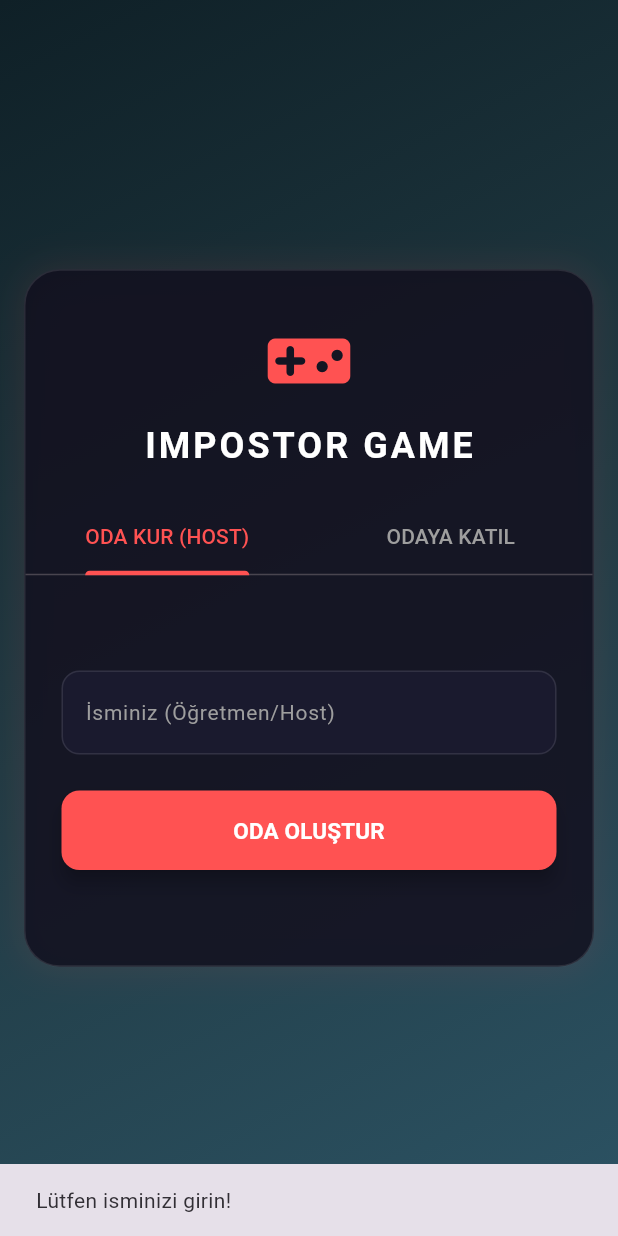
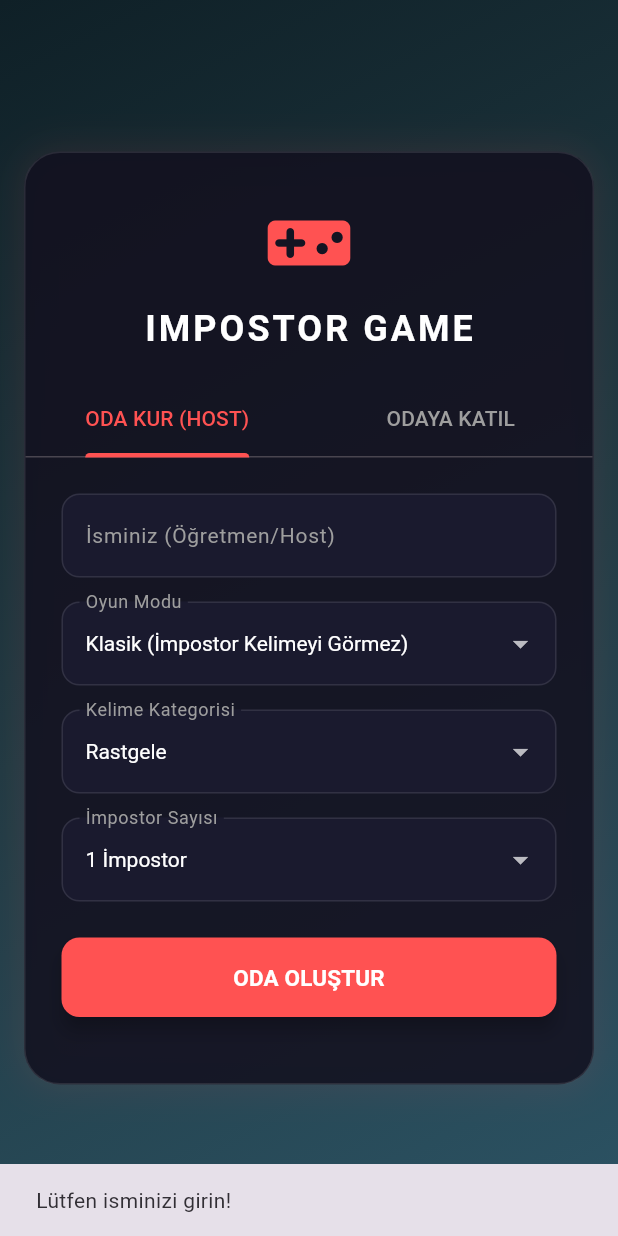
Before and after one commit to TubaYlmaz/imposter_game, a Flutter app: the screen it shows after launch, after a tap on "ODA OLUŞTUR", on a phone screen of 412 x 824 dp. Run offline on Flutter 3.47's test engine with Material 3 defaults, Android fonts, the phone set to English and light mode, and no system bars.

Commit message:
feat: kategori secimi, coklu imposter ve yakin kelime modu eklendi

```diff
--- a/lib/screens/host_login_screen.dart
+++ b/lib/screens/host_login_screen.dart
@@ -1,8 +1,10 @@
 // lib/screens/host_login_screen.dart
 
+import 'dart:convert';
 import 'package:flutter/material.dart';
+import 'package:flutter/services.dart'; // dictionary.json okumak için eklendi kanka
 import 'host_screen.dart';
-import 'player_screen.dart'; // 👈 En üstteki importların arasına ekle kanka
+import 'player_screen.dart';
 
 class HostLoginScreen extends StatefulWidget {
   const HostLoginScreen({super.key});
@@ -17,10 +19,39 @@ class _HostLoginScreenState extends State<HostLoginScreen> with SingleTickerProv
   final TextEditingController _playerNameController = TextEditingController();
   final TextEditingController _roomCodeController = TextEditingController();
 
+  // =========================================================================
+  // ⚙️ YENİ EKLENEN YER: HOST AYAR DEĞİŞKENLERİ
+  // =========================================================================
+  String _selectedMod = 'Klasik';
+  String _selectedCategory = 'Rastgele';
+  int _selectedImpostorCount = 1;
+
+  final List<String> _oyunModlari = ['Klasik', 'Yakin Kelime'];
+  List<String> _kategoriler = ['Rastgele'];
+  bool _isJsonLoading = true; // JSON yüklenirken bekletmek için kanka
+  // =========================================================================
+
   @override
   void initState() {
     super.initState();
     _tabController = TabController(length: 2, vsync: this);
+    _kategorileriYukle(); // Ekran açılır açılmaz JSON'ı tarıyoruz kanka 🔥
+  }
+
+  // JSON dosyasının içindeki kategori isimlerini dinamik çeken fonksiyon kanka
+  Future<void> _kategorileriYukle() async {
+    try {
+      final String response = await rootBundle.loadString('dictionary.json');
+      final Map<String, dynamic> data = json.decode(response);
+
+      setState(() {
+        _kategoriler = ['Rastgele', ...data.keys.toList()];
+        _isJsonLoading = false;
+      });
+    } catch (e) {
+      debugPrint("JSON okuma hatası kanka: $e");
+      setState(() { _isJsonLoading = false; });
+    }
   }
 
   @override
@@ -35,7 +66,6 @@ class _HostLoginScreenState extends State<HostLoginScreen> with SingleTickerProv
   @override
   Widget build(BuildContext context) {
     return Scaffold(
-      // Arka planı tamamen özelleştirmek için body'i Container ile sarıp gradyan veriyoruz
       body: Container(
         width: double.infinity,
         height: double.infinity,
@@ -43,7 +73,6 @@ class _HostLoginScreenState extends State<HostLoginScreen> with SingleTickerProv
           gradient: LinearGradient(
             begin: Alignment.topLeft,
             end: Alignment.bottomRight,
-            // Oyun merkezine yakışacak derin lacivert, mor ve siyaha çalan tonlar
             colors: [
               Color(0xFF0F2027),
               Color(0xFF203A43),
@@ -55,14 +84,12 @@ class _HostLoginScreenState extends State<HostLoginScreen> with SingleTickerProv
           child: SingleChildScrollView(
             child: Padding(
               padding: const EdgeInsets.all(16.0),
-              // Merkez Kutusu (Card)
               child: Container(
                 constraints: const BoxConstraints(maxWidth: 450),
                 decoration: BoxDecoration(
-                  // Kutu biraz şeffaf olsun ki arkadaki gradyan derinlik katsın (Glow efekti)
                   color: const Color(0xFF0F0F1E).withOpacity(0.85),
                   borderRadius: BorderRadius.circular(24),
-                  border: Border.all(color: Colors.white10, width: 1), // İnce şık bir kenarlık
+                  border: Border.all(color: Colors.white10, width: 1),
                   boxShadow: [
                     BoxShadow(
                       color: Colors.redAccent.withOpacity(0.1),
@@ -96,17 +123,31 @@ class _HostLoginScreenState extends State<HostLoginScreen> with SingleTickerProv
                       ],
                     ),
 
-                    // Sekme İçerikleri
-                    SizedBox(
-                      height: 260,
-                      child: TabBarView(
-                        controller: _tabController,
+                    // JSON yüklenirken spinner dönüyor, yüklenince içerik geliyor kanka
+                    _isJsonLoading
+                        ? const Padding(
+                            padding: EdgeInsets.all(40.0),
+                            child: CircularProgressIndicator(color: Colors.redAccent),
+                          )
+                        : IntrinsicHeight(
+                            child: SizedBox(
+                              // Dropdownlar gelince sığması için yüksekliği otomatik veya daha esnek bıraktık kanka
+                              width: double.infinity,
+                              child: AnimatedBuilder(
+                                animation: _tabController,
+                                builder: (context, child) {
+                                  return IndexedStack(
+                                    index: _tabController.index,
                                     children: [
                                       _buildHostForm(),
                                       _buildJoinForm(),
                                     ],
+                                  );
+                                },
                               ),
                             ),
+                          ),
+                    const SizedBox(height: 20),
                   ],
                 ),
               ),
@@ -117,14 +158,17 @@ class _HostLoginScreenState extends State<HostLoginScreen> with SingleTickerProv
     );
   }
 
-  // 1. Sekme: ODA KURMA FORMU
+  // 1. Sekme: ODA KURMA FORMU (YENİ SEÇENEKLERLE BERABER 🚀)
   Widget _buildHostForm() {
     return Padding(
       padding: const EdgeInsets.all(24.0),
+      child: Theme(
+        data: Theme.of(context).copyWith(canvasColor: const Color(0xFF1A1A2E)),
         child: Column(
           mainAxisAlignment: MainAxisAlignment.center,
           crossAxisAlignment: CrossAxisAlignment.stretch,
           children: [
+            // İsim Girişi
             TextField(
               controller: _hostNameController,
               style: const TextStyle(color: Colors.white),
@@ -133,17 +177,64 @@ class _HostLoginScreenState extends State<HostLoginScreen> with SingleTickerProv
                 labelStyle: const TextStyle(color: Colors.grey, fontSize: 14),
                 filled: true,
                 fillColor: const Color(0xFF1A1A2E),
-              focusedBorder: OutlineInputBorder(
-                borderRadius: BorderRadius.circular(12),
-                borderSide: const BorderSide(color: Colors.redAccent, width: 2),
-              ),
-              enabledBorder: OutlineInputBorder(
-                borderRadius: BorderRadius.circular(12),
-                borderSide: const BorderSide(color: Colors.white10),
+                focusedBorder: OutlineInputBorder(borderRadius: BorderRadius.circular(12), borderSide: const BorderSide(color: Colors.redAccent, width: 2)),
+                enabledBorder: OutlineInputBorder(borderRadius: BorderRadius.circular(12), borderSide: const BorderSide(color: Colors.white10)),
               ),
             ),
+            const SizedBox(height: 16),
+
+            // 1. Oyun Modu Seçimi Dropdown
+            DropdownButtonFormField<String>(
+              value: _selectedMod,
+              style: const TextStyle(color: Colors.white, fontSize: 14),
+              decoration: InputDecoration(
+                labelText: 'Oyun Modu',
+                labelStyle: const TextStyle(color: Colors.grey),
+                filled: true,
+                fillColor: const Color(0xFF1A1A2E),
+                enabledBorder: OutlineInputBorder(borderSide: const BorderSide(color: Colors.white10), borderRadius: BorderRadius.circular(12)),
+                focusedBorder: OutlineInputBorder(borderSide: const BorderSide(color: Colors.redAccent, width: 2), borderRadius: BorderRadius.circular(12)),
+              ),
+              items: _oyunModlari.map((mod) => DropdownMenuItem(value: mod, child: Text(mod == 'Klasik' ? 'Klasik (İmpostor Kelimeyi Görmez)' : 'Yakın Kelime (Farklı Kelime)'))).toList(),
+              onChanged: (val) => setState(() => _selectedMod = val!),
+            ),
+            const SizedBox(height: 16),
+
+            // 2. Kategori Seçimi Dropdown (JSON'dan Dinamik Besleniyor kanka)
+            DropdownButtonFormField<String>(
+              value: _selectedCategory,
+              style: const TextStyle(color: Colors.white, fontSize: 14),
+              decoration: InputDecoration(
+                labelText: 'Kelime Kategorisi',
+                labelStyle: const TextStyle(color: Colors.grey),
+                filled: true,
+                fillColor: const Color(0xFF1A1A2E),
+                enabledBorder: OutlineInputBorder(borderSide: const BorderSide(color: Colors.white10), borderRadius: BorderRadius.circular(12)),
+                focusedBorder: OutlineInputBorder(borderSide: const BorderSide(color: Colors.redAccent, width: 2), borderRadius: BorderRadius.circular(12)),
+              ),
+              items: _kategoriler.map((kat) => DropdownMenuItem(value: kat, child: Text(kat))).toList(),
+              onChanged: (val) => setState(() => _selectedCategory = val!),
+            ),
+            const SizedBox(height: 16),
+
+            // 3. İmpostor Sayısı Seçimi Dropdown
+            DropdownButtonFormField<int>(
+              value: _selectedImpostorCount,
+              style: const TextStyle(color: Colors.white, fontSize: 14),
+              decoration: InputDecoration(
+                labelText: 'İmpostor Sayısı',
+                labelStyle: const TextStyle(color: Colors.grey),
+                filled: true,
+                fillColor: const Color(0xFF1A1A2E),
+                enabledBorder: OutlineInputBorder(borderSide: const BorderSide(color: Colors.white10), borderRadius: BorderRadius.circular(12)),
+                focusedBorder: OutlineInputBorder(borderSide: const BorderSide(color: Colors.redAccent, width: 2), borderRadius: BorderRadius.circular(12)),
+              ),
+              items: [1, 2, 3].map((count) => DropdownMenuItem(value: count, child: Text('$count İmpostor'))).toList(),
+              onChanged: (val) => setState(() => _selectedImpostorCount = val!),
             ),
             const SizedBox(height: 24),
+
+            // ODA OLUŞTUR BUTONU
             ElevatedButton(
               onPressed: () {
                 if (_hostNameController.text.trim().isEmpty) {
@@ -152,9 +243,18 @@ class _HostLoginScreenState extends State<HostLoginScreen> with SingleTickerProv
                   );
                   return;
                 }
+
+                // Seçilen ayarları bir sonraki ekrana paslıyoruz kanka
+                // host_login_screen.dart içindeki ODA OLUŞTUR butonunun onPressed içi:
                 Navigator.push(
                   context,
-                MaterialPageRoute(builder: (context) => const HostScreen()),
+                  MaterialPageRoute(
+                    builder: (context) => HostScreen(
+                      gameMode: _selectedMod,
+                      category: _selectedCategory,
+                      impostorCount: _selectedImpostorCount,
+                    ),
+                  ),
                 );
               },
               style: ElevatedButton.styleFrom(
@@ -166,6 +266,7 @@ class _HostLoginScreenState extends State<HostLoginScreen> with SingleTickerProv
               child: const Text('ODA OLUŞTUR', style: TextStyle(fontWeight: FontWeight.bold, color: Colors.white, fontSize: 15)),
             ),
           ],
+        ),
       ),
     );
   }
@@ -186,14 +287,8 @@ class _HostLoginScreenState extends State<HostLoginScreen> with SingleTickerProv
               labelStyle: const TextStyle(color: Colors.grey, fontSize: 14),
               filled: true,
               fillColor: const Color(0xFF1A1A2E),
-              focusedBorder: OutlineInputBorder(
-                borderRadius: BorderRadius.circular(12),
-                borderSide: const BorderSide(color: Colors.blueAccent, width: 2),
-              ),
-              enabledBorder: OutlineInputBorder(
-                borderRadius: BorderRadius.circular(12),
-                borderSide: const BorderSide(color: Colors.white10),
-              ),
+              focusedBorder: OutlineInputBorder(borderRadius: BorderRadius.circular(12), borderSide: const BorderSide(color: Colors.blueAccent, width: 2)),
+              enabledBorder: OutlineInputBorder(borderRadius: BorderRadius.circular(12), borderSide: const BorderSide(color: Colors.white10)),
             ),
           ),
           const SizedBox(height: 12),
@@ -205,38 +300,27 @@ class _HostLoginScreenState extends State<HostLoginScreen> with SingleTickerProv
               labelStyle: const TextStyle(color: Colors.grey, fontSize: 14),
               filled: true,
               fillColor: const Color(0xFF1A1A2E),
-              focusedBorder: OutlineInputBorder(
-                borderRadius: BorderRadius.circular(12),
-                borderSide: const BorderSide(color: Colors.blueAccent, width: 2),
-              ),
-              enabledBorder: OutlineInputBorder(
-                borderRadius: BorderRadius.circular(12),
-                borderSide: const BorderSide(color: Colors.white10),
+              focusedBorder: OutlineInputBorder(borderRadius: BorderRadius.circular(12), borderSide: const BorderSide(color: Colors.blueAccent, width: 2)),
+              enabledBorder: OutlineInputBorder(borderRadius: BorderRadius.circular(12), borderSide: const BorderSide(color: Colors.white10)),
             ),
           ),
-          ),
-          const SizedBox(height: 16),
+          const SizedBox(height: 24),
           ElevatedButton(
             onPressed: () {
               String pName = _playerNameController.text.trim();
-              String rCode = _roomCodeController.text.trim().toUpperCase(); // Harfleri otomatik büyütelim kanka
+              String rCode = _roomCodeController.text.trim().toUpperCase();
 
-              // Basit bir doğrulama yapalım boş geçmesinler
               if (pName.isEmpty || rCode.isEmpty) {
                 ScaffoldMessenger.of(context).showSnackBar(
-                  const SnackBar(content: Text('Lütfen isim ve oda kodunu eksiksiz doldurun!')),
+                  const SnackBar(content: Text('Lütfen isim ve oda kodunu eksikosiz doldurun!')),
                 );
                 return;
               }
 
-              // Her şey okeyse oyuncuyu kendi bekleme ekranına uçuruyoruz!
               Navigator.push(
                 context,
                 MaterialPageRoute(
-                  builder: (context) => PlayerScreen(
-                    playerName: pName,
-                    roomCode: rCode,
-                  ),
+                  builder: (context) => PlayerScreen(playerName: pName, roomCode: rCode),
                 ),
               );
             },
@@ -246,10 +330,7 @@ class _HostLoginScreenState extends State<HostLoginScreen> with SingleTickerProv
               shape: RoundedRectangleBorder(borderRadius: BorderRadius.circular(12)),
               side: const BorderSide(color: Color(0xFF00D2FF), width: 1),
             ),
-            child: const Text(
-              'ODAYA KATIL',
-              style: TextStyle(fontWeight: FontWeight.bold, color: Colors.white, fontSize: 15, letterSpacing: 1),
-            ),
+            child: const Text('ODAYA KATIL', style: TextStyle(fontWeight: FontWeight.bold, color: Colors.white, fontSize: 15, letterSpacing: 1)),
           ),
         ],
       ),
--- a/pubspec.yaml
+++ b/pubspec.yaml
@@ -61,6 +61,9 @@ flutter:
   # the material Icons class.
   uses-material-design: true
 
+  assets:
+    - dictionary.json
+
   # To add assets to your application, add an assets section, like this:
   # assets:
   #   - images/a_dot_burr.jpeg
```
Also changed, not shown: lib/screens/host_screen.dart (+50 -53 lines), pubspec.lock, 1 other file. Lines whose indentation alone changed are shown as unchanged.
